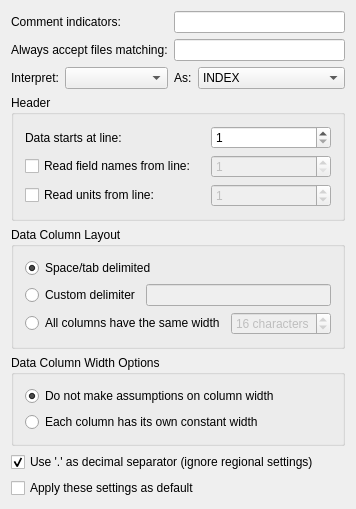
The window that src/datasources/ascii/asciiconfig.ui (Kst-plot/kst) describes before a commit, drawn with Qt 5.
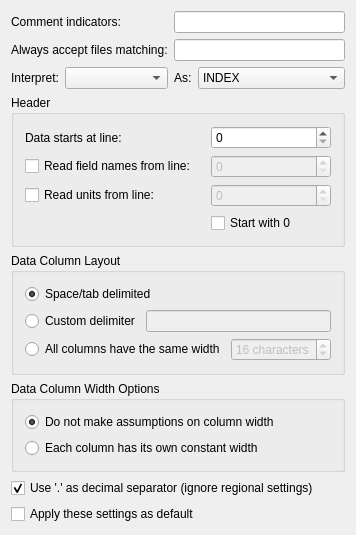
The same window after the commit.

Commit message: add checkbox to switch between line start 0 or 1

The edit to the form file:
```diff
--- a/src/datasources/ascii/asciiconfig.ui
+++ b/src/datasources/ascii/asciiconfig.ui
@@ -151,11 +151,14 @@
          </sizepolicy>
         </property>
         <property name="minimum">
-         <number>1</number>
+         <number>0</number>
         </property>
         <property name="maximum">
          <number>9999999</number>
         </property>
+        <property name="value">
+         <number>0</number>
+        </property>
        </widget>
       </item>
       <item row="1" column="0">
@@ -177,11 +180,14 @@
          </sizepolicy>
         </property>
         <property name="minimum">
-         <number>1</number>
+         <number>0</number>
         </property>
         <property name="maximum">
          <number>9999999</number>
         </property>
+        <property name="value">
+         <number>0</number>
+        </property>
        </widget>
       </item>
       <item row="2" column="0">
@@ -206,7 +212,14 @@
          <number>9999999</number>
         </property>
         <property name="value">
-         <number>1</number>
+         <number>0</number>
+        </property>
+       </widget>
+      </item>
+      <item row="3" column="1">
+       <widget class="QCheckBox" name="_zeroStart">
+        <property name="text">
+         <string>Start with 0 </string>
         </property>
        </widget>
       </item>
```
The commit also changes 4 other files.
